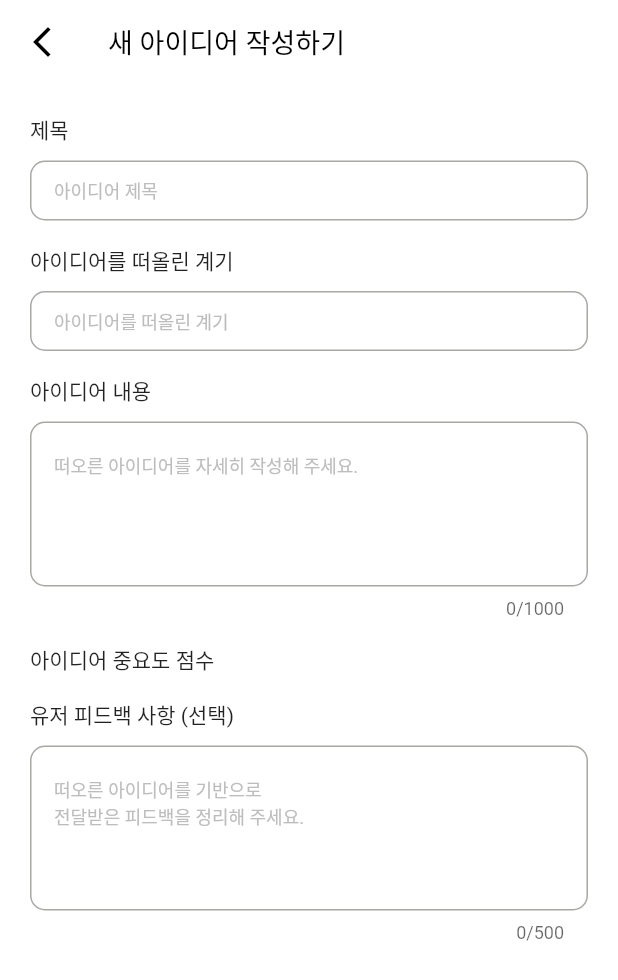
After one commit to academy3746/idea_note5, a Flutter app: the EditScreen screen opened by its route, on a phone screen of 412 x 824 dp. The commit adds this screen. Shown: the top 980 px of the screen. Run offline on Flutter 3.47's test engine with Material 3 defaults, Android fonts, the phone set to English and light mode, and no system bars; our stand-ins replace flutter_rating_bar, fluttertoast, font_awesome_flutter, sqflite; accounts and stored records are empty.

Commit message:
아이디어 작성 화면...1

```diff
--- /dev/null
+++ b/lib/features/edit_screen/edit_screen.dart
@@ -0,0 +1,128 @@
+import 'package:flutter/material.dart';
+import 'package:idea_note5/common/constants/gaps.dart';
+import 'package:idea_note5/common/constants/sizes.dart';
+import 'package:idea_note5/data/idea_info.dart';
+import 'package:idea_note5/features/edit_screen/widgets/text_field_controller.dart';
+
+class EditScreen extends StatefulWidget {
+  const EditScreen({
+    super.key,
+    this.ideaInfo,
+  });
+
+  static const String routeName = "/edit";
+
+  final IdeaInfo? ideaInfo;
+
+  @override
+  State<EditScreen> createState() => _EditScreenState();
+}
+
+class _EditScreenState extends State<EditScreen> {
+  /// 입력필드
+  final TextEditingController _titleController = TextEditingController();
+  final TextEditingController _motiveController = TextEditingController();
+  final TextEditingController _contentController = TextEditingController();
+  final TextEditingController _feedbackController = TextEditingController();
+
+  /// 키보드 비활성화
+  void _keyboardUnfocus() {
+    FocusScope.of(context).unfocus();
+  }
+
+  @override
+  Widget build(BuildContext context) {
+    return Scaffold(
+      backgroundColor: Colors.white,
+      appBar: AppBar(
+        backgroundColor: Colors.white,
+        elevation: 0,
+        title: const Text(
+          '새 아이디어 작성하기',
+          style: TextStyle(
+            color: Colors.black,
+            fontSize: Sizes.size18,
+          ),
+        ),
+        leading: GestureDetector(
+          onTap: () {
+            Navigator.pop(context);
+          },
+          child: const Icon(
+            Icons.arrow_back_ios_new,
+            color: Colors.black,
+            size: Sizes.size24,
+          ),
+        ),
+      ),
+      body: GestureDetector(
+        onTap: _keyboardUnfocus,
+        child: SingleChildScrollView(
+          physics: const NeverScrollableScrollPhysics(),
+          scrollDirection: Axis.vertical,
+          keyboardDismissBehavior: ScrollViewKeyboardDismissBehavior.onDrag,
+          child: Container(
+            margin: const EdgeInsets.all(Sizes.size20),
+            child: Column(
+              crossAxisAlignment: CrossAxisAlignment.start,
+              children: [
+                /// title
+                const Text('제목'),
+                InputField(
+                  editingController: _titleController,
+                  fieldHeight: Sizes.size40,
+                  vertical: 0,
+                  horizontal: Sizes.size16,
+                  hintText: '아이디어 제목',
+                  action: TextInputAction.next,
+                ),
+                Gaps.v16,
+
+                /// motive
+                const Text('아이디어를 떠올린 계기'),
+                InputField(
+                  editingController: _motiveController,
+                  fieldHeight: Sizes.size40,
+                  vertical: 0,
+                  horizontal: Sizes.size16,
+                  hintText: '아이디어를 떠올린 계기',
+                  action: TextInputAction.next,
+                ),
+                Gaps.v16,
+
+                /// content
+                const Text('아이디어 내용'),
+                InputField(
+                  editingController: _contentController,
+                  vertical: Sizes.size20,
+                  horizontal: Sizes.size16,
+                  hintText: '떠오른 아이디어를 자세히 작성해 주세요.',
+                  maxLines: 5,
+                  maxLength: 1000,
+                ),
+                Gaps.v16,
+
+                /// importance
+                const Text('아이디어 중요도 점수'),
+
+                Gaps.v16,
+
+                /// feedback
+                const Text('유저 피드백 사항 (선택)'),
+                InputField(
+                  editingController: _feedbackController,
+                  vertical: Sizes.size20,
+                  horizontal: Sizes.size16,
+                  hintText: '떠오른 아이디어를 기반으로\n전달받은 피드백을 정리해 주세요.',
+                  maxLines: 5,
+                  maxLength: 500,
+                ),
+                Gaps.v16,
+              ],
+            ),
+          ),
+        ),
+      ),
+    );
+  }
+}
--- /dev/null
+++ b/lib/features/edit_screen/widgets/text_field_controller.dart
@@ -0,0 +1,65 @@
+import 'package:flutter/material.dart';
+import 'package:idea_note5/common/constants/sizes.dart';
+
+class InputField extends StatelessWidget {
+  const InputField({
+    super.key,
+    required this.editingController,
+    this.fieldHeight,
+    required this.vertical,
+    required this.horizontal,
+    required this.hintText,
+    this.maxLines,
+    this.maxLength,
+    this.action,
+  });
+
+  final TextEditingController editingController;
+
+  final double? fieldHeight;
+
+  final double vertical;
+
+  final double horizontal;
+
+  final String hintText;
+
+  final int? maxLines;
+
+  final int? maxLength;
+
+  final TextInputAction? action;
+
+  @override
+  Widget build(BuildContext context) {
+    return Container(
+      height: fieldHeight,
+      margin: const EdgeInsets.only(top: Sizes.size10),
+      child: TextField(
+        textInputAction: action,
+        maxLength: maxLength,
+        maxLines: maxLines,
+        decoration: InputDecoration(
+          hintText: hintText,
+          hintStyle: TextStyle(color: Colors.grey.shade400),
+          contentPadding: EdgeInsets.symmetric(
+            vertical: vertical,
+            horizontal: horizontal,
+          ),
+          border: OutlineInputBorder(
+            borderSide: BorderSide(
+              width: 1,
+              color: Colors.grey.shade400,
+            ),
+            borderRadius: BorderRadius.circular(Sizes.size10),
+          ),
+        ),
+        style: const TextStyle(
+          fontSize: Sizes.size12,
+          color: Colors.black,
+        ),
+        controller: editingController,
+      ),
+    );
+  }
+}
--- a/lib/features/main_screen/main_screen.dart
+++ b/lib/features/main_screen/main_screen.dart
@@ -4,6 +4,7 @@ import 'package:idea_note5/common/constants/sizes.dart';
 import 'package:idea_note5/common/widgets/back_handler_button.dart';
 import 'package:idea_note5/data/db_helper.dart';
 import 'package:idea_note5/data/idea_info.dart';
+import 'package:idea_note5/features/edit_screen/edit_screen.dart';
 import 'package:idea_note5/features/main_screen/widgets/item_list.dart';
 
 class MainScreen extends StatefulWidget {
@@ -122,7 +123,12 @@ class _MainScreenState extends State<MainScreen> with WidgetsBindingObserver {
         ),
         floatingActionButton: FloatingActionButton(
           backgroundColor: Theme.of(context).primaryColor.withOpacity(0.7),
-          onPressed: () {},
+          onPressed: () {
+            Navigator.pushNamed(
+              context,
+              EditScreen.routeName,
+            );
+          },
           child: Image.asset(
             'assets/images/post.png',
             width: Sizes.size32,
--- a/lib/main.dart
+++ b/lib/main.dart
@@ -1,4 +1,6 @@
 import 'package:flutter/material.dart';
+import 'package:idea_note5/data/idea_info.dart';
+import 'package:idea_note5/features/edit_screen/edit_screen.dart';
 import 'package:idea_note5/features/main_screen/main_screen.dart';
 import 'package:idea_note5/features/splash_screen/splash_screen.dart';
 
@@ -27,6 +29,18 @@ class NoteApp extends StatelessWidget {
         SplashScreen.routeName: (context) => const SplashScreen(),
         MainScreen.routeName: (context) => const MainScreen(),
       },
+      onGenerateRoute: (settings) {
+        if (settings.name == EditScreen.routeName) {
+          final IdeaInfo? ideaInfo = settings.arguments as IdeaInfo?;
+
+          return MaterialPageRoute(
+            builder: (BuildContext context) {
+              return EditScreen(ideaInfo: ideaInfo);
+            },
+          );
+        }
+        return null;
+      },
     );
   }
 }
```
